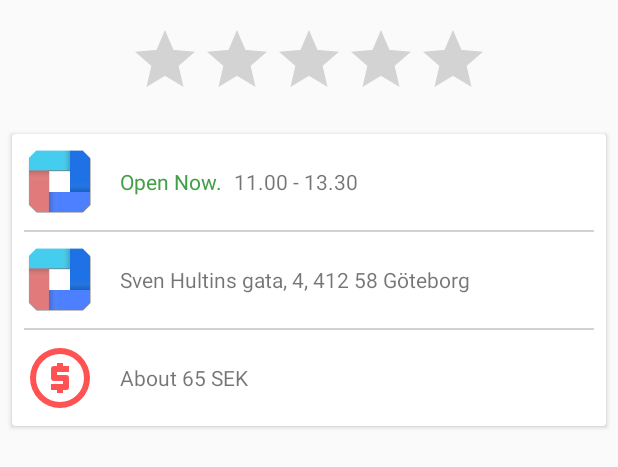
After one commit to hsson/card-balance-app, an Android app: the layout fragment_restaurant_about.xml on its own in the app's theme, with its tools: preview values and no code run, on a phone screen of 412 x 824 dp. The commit adds this screen. Shown: the top 467 px of the screen. Run offline under Robolectric (Android 15) with nearby library versions, the phone set to English and light mode, and no system bars.

Commit message:
Adds mock layout for 'about restaurant' page

```diff
--- a/app/src/main/java/se/creotec/chscardbalance2/controller/FoodAboutFragment.kt
+++ b/app/src/main/java/se/creotec/chscardbalance2/controller/FoodAboutFragment.kt
@@ -5,14 +5,23 @@ import android.support.v4.app.Fragment
 import android.view.LayoutInflater
 import android.view.View
 import android.view.ViewGroup
+import android.widget.EditText
+import android.widget.RatingBar
 import com.google.gson.Gson
 
 import se.creotec.chscardbalance2.R
 import se.creotec.chscardbalance2.model.Restaurant
+import java.util.*
 
 class FoodAboutFragment : Fragment() {
 
     private var restaurant: Restaurant = Restaurant("")
+
+    private var rating: RatingBar? = null
+    private var openNow: EditText? = null
+    private var openHours: EditText? = null
+    private var address: EditText? = null
+    private var priceEstimate: EditText? = null
 
     override fun onCreate(savedInstanceState: Bundle?) {
         super.onCreate(savedInstanceState)
@@ -24,7 +33,10 @@ class FoodAboutFragment : Fragment() {
     override fun onCreateView(inflater: LayoutInflater, container: ViewGroup?,
                               savedInstanceState: Bundle?): View? {
         // Inflate the layout for this fragment
-        return inflater.inflate(R.layout.fragment_food_restaurant_about, container, false)
+        val view = inflater.inflate(R.layout.fragment_restaurant_about, container, false)
+        rating = view.findViewById(R.id.restaurant_rating_bar) as RatingBar
+        rating?.rating = Random().nextInt(10)/2.0f // TODO: Mock
+        return view
     }
 
     companion object {
--- a/app/src/main/res/layout/fragment_food_restaurant_about.xml
+++ /dev/null
@@ -1,13 +0,0 @@
-<FrameLayout xmlns:android="http://schemas.android.com/apk/res/android"
-    xmlns:tools="http://schemas.android.com/tools"
-    android:layout_width="match_parent"
-    android:layout_height="match_parent"
-    tools:context="se.creotec.chscardbalance2.controller.FoodAboutFragment">
-
-    <!-- TODO: Update blank fragment layout -->
-    <TextView
-        android:layout_width="match_parent"
-        android:layout_height="match_parent"
-        android:text="@string/restaurant_about" />
-
-</FrameLayout>
--- /dev/null
+++ b/app/src/main/res/layout/fragment_restaurant_about.xml
@@ -0,0 +1,100 @@
+<RelativeLayout
+    xmlns:android="http://schemas.android.com/apk/res/android"
+    xmlns:tools="http://schemas.android.com/tools"
+    android:layout_width="match_parent"
+    android:layout_height="match_parent"
+    tools:context="se.creotec.chscardbalance2.controller.FoodAboutFragment">
+
+    <RatingBar
+        android:id="@+id/restaurant_rating_bar"
+        android:layout_width="wrap_content"
+        android:layout_height="wrap_content"
+        android:layout_centerHorizontal="true"
+        android:layout_margin="16dp"
+        android:isIndicator="true"
+        android:numStars="5"
+        android:stepSize="0.1" />
+
+    <android.support.v7.widget.CardView
+        android:layout_width="match_parent"
+        android:layout_height="wrap_content"
+        android:layout_below="@id/restaurant_rating_bar"
+        android:layout_marginLeft="8dp"
+        android:layout_marginRight="8dp">
+        <LinearLayout
+            android:layout_width="match_parent"
+            android:layout_height="match_parent"
+            android:padding="8dp"
+            android:orientation="vertical" >
+            <LinearLayout
+                android:layout_width="match_parent"
+                android:layout_height="wrap_content"
+                android:orientation="horizontal"
+                android:layout_gravity="center_vertical">
+                <ImageView
+                    android:layout_width="48dp"
+                    android:layout_height="48dp"
+                    android:src="@mipmap/ic_launcher"/>
+                <TextView
+                    android:layout_width="wrap_content"
+                    android:layout_height="wrap_content"
+                    android:layout_marginStart="16dp"
+                    android:textColor="@color/color_success"
+                    android:text="Open Now."
+                    android:layout_gravity="center_vertical"/>
+                <TextView
+                    android:layout_width="wrap_content"
+                    android:layout_height="wrap_content"
+                    android:layout_gravity="center_vertical"
+                    android:layout_marginStart="8dp"
+                    android:text="11.00 - 13.30"/>
+            </LinearLayout>
+            <View
+                android:layout_width="match_parent"
+                android:layout_height="1dp"
+                android:layout_marginTop="8dp"
+                android:layout_marginBottom="8dp"
+                android:background="#d2d2d2" />
+            <LinearLayout
+                android:layout_width="match_parent"
+                android:layout_height="wrap_content"
+                android:orientation="horizontal"
+                android:layout_gravity="center_vertical">
+                <ImageView
+                    android:layout_width="48dp"
+                    android:layout_height="48dp"
+                    android:src="@mipmap/ic_launcher"/>
+                <TextView
+                    android:layout_width="wrap_content"
+                    android:layout_height="wrap_content"
+                    android:layout_marginStart="16dp"
+                    android:text="Sven Hultins gata, 4, 412 58 Göteborg"
+                    android:layout_gravity="center_vertical"/>
+            </LinearLayout>
+            <View
+                android:layout_width="match_parent"
+                android:layout_height="1dp"
+                android:layout_marginTop="8dp"
+                android:layout_marginBottom="8dp"
+                android:background="#d2d2d2" />
+            <LinearLayout
+                android:layout_width="match_parent"
+                android:layout_height="wrap_content"
+                android:orientation="horizontal"
+                android:layout_gravity="center_vertical">
+                <ImageView
+                    android:layout_width="48dp"
+                    android:layout_height="48dp"
+                    android:src="@drawable/coin_icon"
+                    android:tint="@color/color_accent"/>
+                <TextView
+                    android:layout_width="wrap_content"
+                    android:layout_height="wrap_content"
+                    android:layout_marginStart="16dp"
+                    android:text="About 65 SEK"
+                    android:layout_gravity="center_vertical"/>
+            </LinearLayout>
+
+        </LinearLayout>
+    </android.support.v7.widget.CardView>
+</RelativeLayout>
--- a/app/src/main/res/values/colors.xml
+++ b/app/src/main/res/values/colors.xml
@@ -7,5 +7,7 @@
     <color name="color_text_title">#dcffffff</color>
     <color name="color_text_dark_bkg">#50000000</color>
 
+    <color name="color_success">#43a047</color>
+
     <color name="tint_color">#80000000</color>
 </resources>
```
